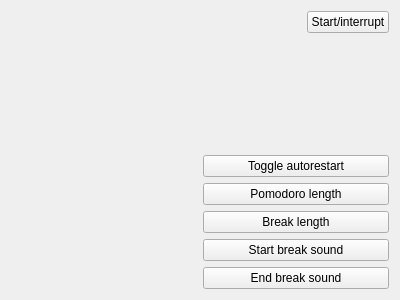
Qt form mainwindow.ui (clckwrkbdgr/pomodoro-timer) before a commit.
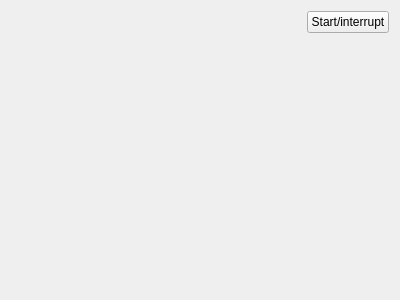
The same form after that commit.

Commit message: More human description text with hyperlinks to corresponding setting; removed settings buttons.

What changed in the file:
```diff
--- a/mainwindow.ui
+++ b/mainwindow.ui
@@ -53,54 +53,17 @@
     </widget>
    </item>
    <item>
-    <layout class="QHBoxLayout" name="horizontalLayout_2">
-     <item>
       <widget class="QLabel" name="description">
        <property name="text">
         <string/>
        </property>
-      </widget>
-     </item>
-     <item>
-      <layout class="QVBoxLayout" name="verticalLayout">
-       <item>
-        <widget class="QPushButton" name="autorestart">
-         <property name="text">
-          <string>Toggle autorestart</string>
-         </property>
-        </widget>
-       </item>
-       <item>
-        <widget class="QPushButton" name="pomodoroLength">
-         <property name="text">
-          <string>Pomodoro length</string>
-         </property>
-        </widget>
-       </item>
-       <item>
-        <widget class="QPushButton" name="breakLength">
-         <property name="text">
-          <string>Break length</string>
-         </property>
-        </widget>
-       </item>
-       <item>
-        <widget class="QPushButton" name="startSound">
-         <property name="text">
-          <string>Start break sound</string>
-         </property>
-        </widget>
-       </item>
-       <item>
-        <widget class="QPushButton" name="endSound">
-         <property name="text">
-          <string>End break sound</string>
-         </property>
-        </widget>
-       </item>
-      </layout>
-     </item>
-    </layout>
+     <property name="textFormat">
+      <enum>Qt::RichText</enum>
+     </property>
+     <property name="wordWrap">
+      <bool>true</bool>
+     </property>
+    </widget>
    </item>
   </layout>
  </widget>
```
Lines whose indentation alone changed are shown as unchanged. The commit also changes 2 other files.
